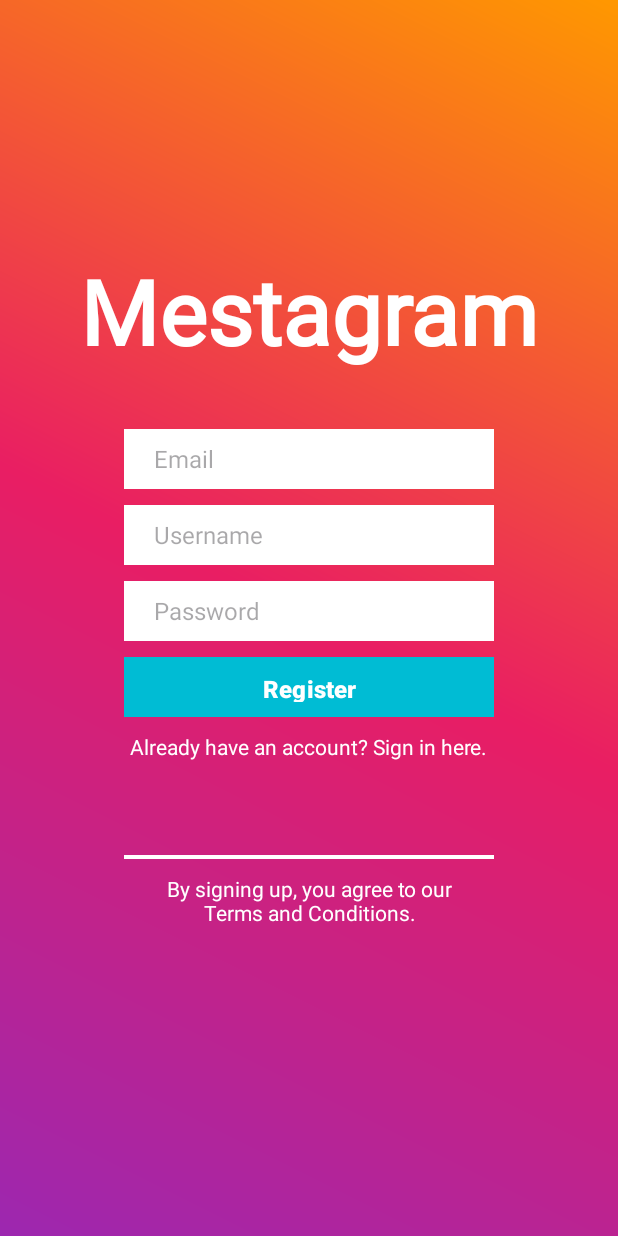
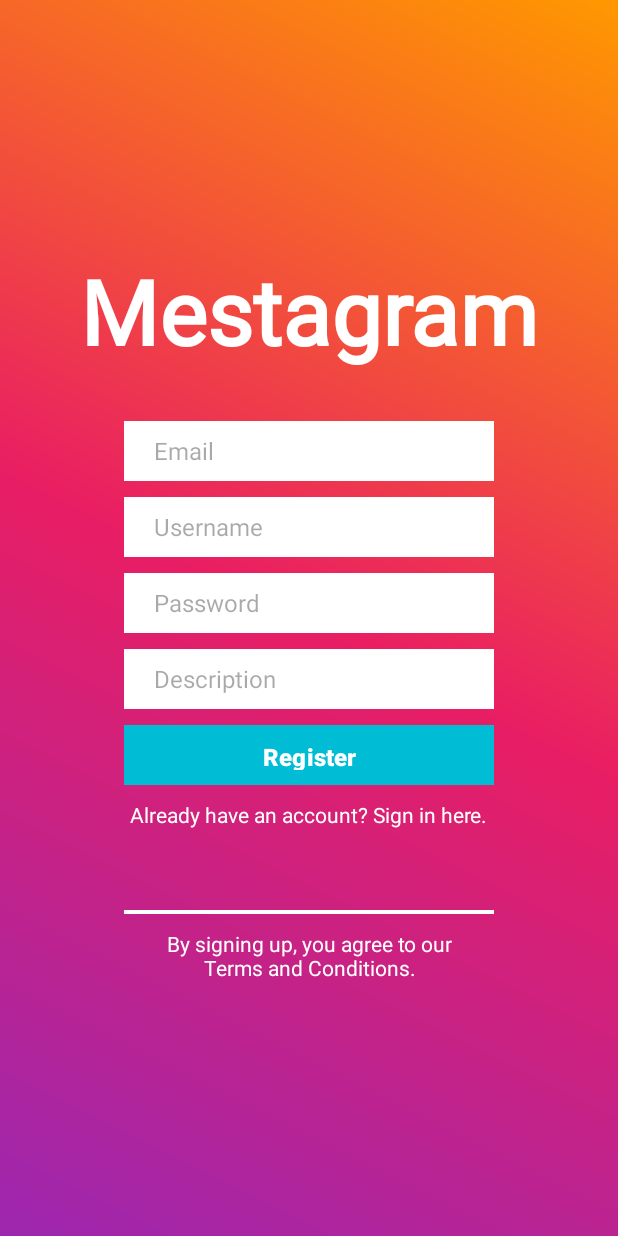
Before and after one commit to EternalSunshineoftheSpotlessMind/Mestagram, an Android app: the RegisterActivity screen opened directly, with no data from a screen before it, after a tap on "Register", on a phone screen of 412 x 824 dp. Run offline under Robolectric (Android 15) with nearby library versions, the phone set to English and light mode, and no system bars; our stand-ins replace Firebase (no records; nobody signed in at launch, a user with empty details on screens opened directly).

Commit message:
Added Toast messages
Toast messages appear when text fields are empty or lack in characters.

```diff
--- a/app/src/main/AndroidManifest.xml
+++ b/app/src/main/AndroidManifest.xml
@@ -1,6 +1,9 @@
 <?xml version="1.0" encoding="utf-8"?>
 <manifest xmlns:android="http://schemas.android.com/apk/res/android"
     xmlns:tools="http://schemas.android.com/tools">
+
+    <uses-permission android:name="android.permission.INTERNET" />
+    <uses-permission android:name="android.permission.ACCESS_NETWORK_STATE" />
 
     <application
         android:allowBackup="true"
--- a/app/src/main/java/com/example/instagramsample/RegisterActivity.java
+++ b/app/src/main/java/com/example/instagramsample/RegisterActivity.java
@@ -1,12 +1,16 @@
 package com.example.instagramsample;
+
+import static android.content.ContentValues.TAG;
 
 import androidx.annotation.NonNull;
 import androidx.appcompat.app.AppCompatActivity;
 
 import android.content.Intent;
 import android.os.Bundle;
+import android.text.TextUtils;
 import android.util.Log;
 import android.view.View;
+import android.widget.Button;
 import android.widget.EditText;
 import android.widget.Toast;
 
@@ -21,6 +25,8 @@ public class RegisterActivity extends AppCompatActivity {
     private EditText CEmail;
     private EditText CUsername;
     private EditText CPassword;
+    private EditText CDescription;
+    private Button buttonReg;
 
     @Override
     protected void onCreate(Bundle savedInstanceState) {
@@ -30,6 +36,32 @@ public class RegisterActivity extends AppCompatActivity {
         this.CEmail = this.findViewById(R.id.et_register_email);
         this.CUsername = this.findViewById(R.id.et_register_username);
         this.CPassword = this.findViewById(R.id.et_register_password);
+        this.CDescription = this.findViewById(R.id.et_register_description);
+        this.buttonReg = this.findViewById(R.id.btn_register_register);
+
+        this.buttonReg.setOnClickListener(new View.OnClickListener() {
+            @Override
+            public void onClick(View view) {
+                String email, username, password, description;
+
+                email = String.valueOf(CEmail.getText());
+                username = String.valueOf(CUsername.getText());
+                password = String.valueOf(CPassword.getText());
+                description = String.valueOf(CDescription.getText());
+
+                if (TextUtils.isEmpty(email) || TextUtils.isEmpty(username) || TextUtils.isEmpty(password) || TextUtils.isEmpty(description)) {
+                    Toast.makeText(RegisterActivity.this, "Fill-up all fields.", Toast.LENGTH_SHORT).show();
+                    return;
+                }
+
+                if (password.length() < 8) {
+                    Toast.makeText(RegisterActivity.this, "Password length must be at least 8 characters.", Toast.LENGTH_SHORT).show();
+                    return;
+                }
+
+                createUser();
+            }
+        });
     }
 
     public void returnToMainActivity(View CView) {
@@ -46,29 +78,30 @@ public class RegisterActivity extends AppCompatActivity {
         String strEmail = this.CEmail.getText().toString().trim();
         String strUsername = this.CUsername.getText().toString().trim();
         String strPassword = this.CPassword.getText().toString().trim();
-
-        // Check the values of strEmail, strUsername, and strPassword.
-
+        String strDescription = this.CDescription.getText().toString().trim();
 
         CAuth.createUserWithEmailAndPassword(strEmail, strPassword)
                 .addOnCompleteListener(this, new OnCompleteListener<AuthResult>() {
                     @Override
                     public void onComplete(@NonNull Task<AuthResult> task) {
                         if(task.isSuccessful()) {
-                            Log.d("FBAUTH", "Successful");
                             FirebaseUser CUser = CAuth.getCurrentUser();
-
                             UserProfileChangeRequest CProfileChange = new UserProfileChangeRequest.Builder().setDisplayName(strUsername).build();
                             CUser.updateProfile(CProfileChange);
+
+                            // Sign in success, update UI with the signed-in user's information
+                            Log.d("FBAUTH", "Successful");
+                            Toast.makeText(RegisterActivity.this, "ACCOUNT CREATED", Toast.LENGTH_LONG).show();
+
                             returnToLogin();
                         }
                         else {
+                            // If sign in fails, display a message to the user.
                             Log.d("FBAUTH", "Error");
                             promptError();
                         }
                     }
                 });
-
     }
 
     private void returnToLogin() {
--- a/app/src/main/res/layout/activity_register.xml
+++ b/app/src/main/res/layout/activity_register.xml
@@ -120,11 +120,33 @@
                 android:paddingRight="30px"
                 android:password="true"
                 android:textSize="16sp"
+                app:layout_constraintBottom_toTopOf="@+id/et_register_description"
+                app:layout_constraintEnd_toEndOf="parent"
+                app:layout_constraintHorizontal_bias="0.0"
+                app:layout_constraintStart_toStartOf="parent"
+                app:layout_constraintTop_toBottomOf="@+id/et_register_username"
+                app:layout_constraintVertical_chainStyle="packed" />
+
+            <EditText
+                android:id="@+id/et_register_description"
+                android:layout_width="0dp"
+                android:layout_height="40dp"
+                android:layout_marginTop="5dp"
+                android:layout_marginBottom="5dp"
+                android:background="#FFFFFF"
+                android:ems="10"
+                android:hint="Description"
+                android:inputType="text"
+                android:paddingLeft="30px"
+                android:paddingRight="30px"
+                android:password="false"
+                android:textSize="16sp"
+                android:maxLength="150"
                 app:layout_constraintBottom_toTopOf="@+id/btn_register_register"
                 app:layout_constraintEnd_toEndOf="parent"
                 app:layout_constraintHorizontal_bias="0.0"
                 app:layout_constraintStart_toStartOf="parent"
-                app:layout_constraintTop_toBottomOf="@+id/et_register_username"
+                app:layout_constraintTop_toBottomOf="@+id/et_register_password"
                 app:layout_constraintVertical_chainStyle="packed" />
 
             <Button
@@ -141,7 +163,7 @@
                 app:layout_constraintBottom_toBottomOf="parent"
                 app:layout_constraintEnd_toEndOf="parent"
                 app:layout_constraintStart_toStartOf="parent"
-                app:layout_constraintTop_toBottomOf="@+id/et_register_password"
+                app:layout_constraintTop_toBottomOf="@+id/et_register_description"
                 app:layout_constraintVertical_chainStyle="packed" />
 
         </androidx.constraintlayout.widget.ConstraintLayout>
--- a/build.gradle
+++ b/build.gradle
@@ -1,9 +1,10 @@
 buildscript {
     dependencies {
-        classpath 'com.google.gms:google-services:4.3.14'
+        classpath 'com.google.gms:google-services:4.3.15'
     }
 }// Top-level build file where you can add configuration options common to all sub-projects/modules.
 plugins {
     id 'com.android.application' version '8.1.0' apply false
     id 'com.android.library' version '8.1.0' apply false
+    id 'com.google.gms.google-services' version '4.3.15' apply false
 }
```
Also changed, not shown: app/build.gradle (+6 -4 lines), app/src/main/java/com/example/instagramsample/MainActivity.java (+18 -0 lines), 1 other file.
